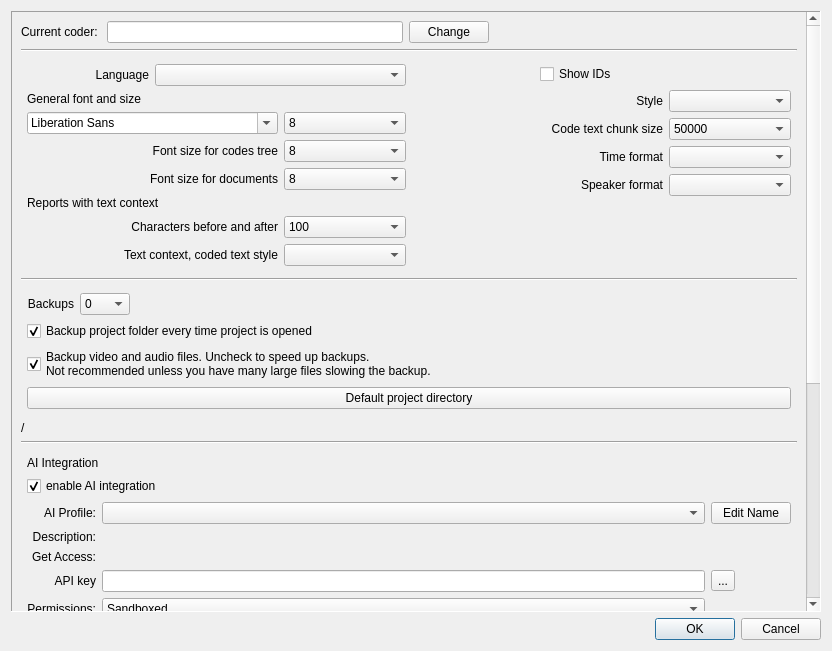
ccbogel/QualCoder, file src/GUI_UIs/ui_dialog_settings.ui: the form before one commit.
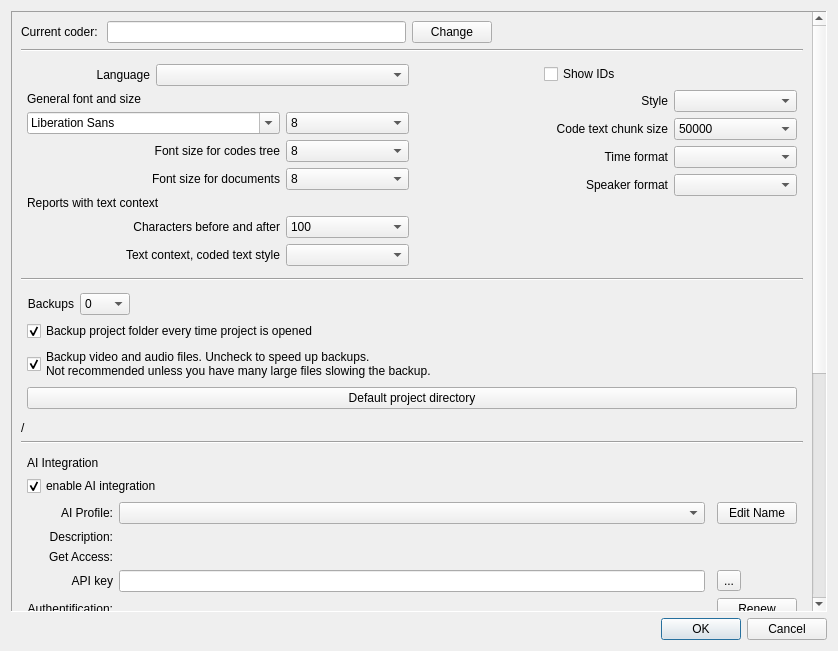
The form after the commit.

Commit message: Add ChatGPT OAuth support

Patch:
```diff
--- a/src/GUI_UIs/ui_dialog_settings.ui
+++ b/src/GUI_UIs/ui_dialog_settings.ui
@@ -6,7 +6,7 @@
    <rect>
     <x>0</x>
     <y>0</y>
-    <width>832</width>
+    <width>838</width>
     <height>651</height>
    </rect>
   </property>
@@ -44,9 +44,9 @@
       <property name="geometry">
        <rect>
         <x>0</x>
-        <y>0</y>
-        <width>791</width>
-        <height>1139</height>
+        <y>-473</y>
+        <width>806</width>
+        <height>1104</height>
        </rect>
       </property>
       <property name="sizePolicy">
@@ -769,77 +769,7 @@
                </property>
               </widget>
              </item>
-             <item row="4" column="0">
-              <widget class="QLabel" name="label_12">
-               <property name="text">
-                <string>Get Access:</string>
-               </property>
-               <property name="alignment">
-                <set>Qt::AlignmentFlag::AlignRight|Qt::AlignmentFlag::AlignTrailing|Qt::AlignmentFlag::AlignVCenter</set>
-               </property>
-              </widget>
-             </item>
-             <item row="3" column="0">
-              <widget class="QLabel" name="label_11">
-               <property name="text">
-                <string>Description:</string>
-               </property>
-               <property name="alignment">
-                <set>Qt::AlignmentFlag::AlignRight|Qt::AlignmentFlag::AlignTop|Qt::AlignmentFlag::AlignTrailing</set>
-               </property>
-              </widget>
-             </item>
-             <item row="3" column="1" colspan="2">
-              <widget class="QLabel" name="label_ai_model_desc">
-               <property name="sizePolicy">
-                <sizepolicy hsizetype="Fixed" vsizetype="Preferred">
-                 <horstretch>0</horstretch>
-                 <verstretch>0</verstretch>
-                </sizepolicy>
-               </property>
-               <property name="text">
-                <string/>
-               </property>
-              </widget>
-             </item>
-             <item row="4" column="1">
-              <widget class="QLabel" name="label_ai_access_info_url">
-               <property name="text">
-                <string/>
-               </property>
-               <property name="openExternalLinks">
-                <bool>true</bool>
-               </property>
-               <property name="textInteractionFlags">
-                <set>Qt::TextInteractionFlag::TextBrowserInteraction</set>
-               </property>
-              </widget>
-             </item>
-             <item row="0" column="1">
-              <widget class="QComboBox" name="comboBox_ai_profile">
-               <property name="editable">
-                <bool>false</bool>
-               </property>
-               <property name="insertPolicy">
-                <enum>QComboBox::InsertPolicy::NoInsert</enum>
-               </property>
-              </widget>
-             </item>
-             <item row="0" column="2">
-              <widget class="QPushButton" name="pushButton_ai_profile_edit">
-               <property name="text">
-                <string>Edit Name</string>
-               </property>
-              </widget>
-             </item>
-             <item row="5" column="1">
-              <widget class="QLineEdit" name="lineEdit_ai_api_key">
-               <property name="echoMode">
-                <enum>QLineEdit::EchoMode::PasswordEchoOnEdit</enum>
-               </property>
-              </widget>
-             </item>
-             <item row="5" column="2">
+             <item row="5" column="4">
               <widget class="QToolButton" name="toolButtonShowApiKey">
                <property name="text">
                 <string>...</string>
@@ -849,17 +779,24 @@
                </property>
               </widget>
              </item>
-             <item row="6" column="0">
-              <widget class="QLabel" name="label_2">
+             <item row="5" column="2">
+              <widget class="QLineEdit" name="lineEdit_ai_api_key">
+               <property name="echoMode">
+                <enum>QLineEdit::EchoMode::PasswordEchoOnEdit</enum>
+               </property>
+              </widget>
+             </item>
+             <item row="0" column="0">
+              <widget class="QLabel" name="label_10">
                <property name="text">
-                <string>Permissions:</string>
+                <string>AI Profile:</string>
                </property>
                <property name="alignment">
                 <set>Qt::AlignmentFlag::AlignRight|Qt::AlignmentFlag::AlignTrailing|Qt::AlignmentFlag::AlignVCenter</set>
                </property>
               </widget>
              </item>
-             <item row="6" column="1">
+             <item row="7" column="2">
               <widget class="QComboBox" name="comboBox_ai_permissions">
                <property name="toolTip">
                 <string>Define what the AI agent is allowed to do in your project:
@@ -887,16 +824,103 @@
                </item>
               </widget>
              </item>
-             <item row="0" column="0">
-              <widget class="QLabel" name="label_10">
+             <item row="0" column="2">
+              <widget class="QComboBox" name="comboBox_ai_profile">
+               <property name="editable">
+                <bool>false</bool>
+               </property>
+               <property name="insertPolicy">
+                <enum>QComboBox::InsertPolicy::NoInsert</enum>
+               </property>
+              </widget>
+             </item>
+             <item row="4" column="2">
+              <widget class="QLabel" name="label_ai_access_info_url">
                <property name="text">
-                <string>AI Profile:</string>
+                <string/>
                </property>
+               <property name="openExternalLinks">
+                <bool>true</bool>
+               </property>
+               <property name="textInteractionFlags">
+                <set>Qt::TextInteractionFlag::TextBrowserInteraction</set>
+               </property>
+              </widget>
+             </item>
+             <item row="7" column="0">
+              <widget class="QLabel" name="label_2">
+               <property name="text">
+                <string>Permissions:</string>
+               </property>
                <property name="alignment">
                 <set>Qt::AlignmentFlag::AlignRight|Qt::AlignmentFlag::AlignTrailing|Qt::AlignmentFlag::AlignVCenter</set>
                </property>
               </widget>
              </item>
+             <item row="3" column="2" colspan="3">
+              <widget class="QLabel" name="label_ai_model_desc">
+               <property name="sizePolicy">
+                <sizepolicy hsizetype="Fixed" vsizetype="Preferred">
+                 <horstretch>0</horstretch>
+                 <verstretch>0</verstretch>
+                </sizepolicy>
+               </property>
+               <property name="text">
+                <string/>
+               </property>
+              </widget>
+             </item>
+             <item row="4" column="0">
+              <widget class="QLabel" name="label_12">
+               <property name="text">
+                <string>Get Access:</string>
+               </property>
+               <property name="alignment">
+                <set>Qt::AlignmentFlag::AlignRight|Qt::AlignmentFlag::AlignTrailing|Qt::AlignmentFlag::AlignVCenter</set>
+               </property>
+              </widget>
+             </item>
+             <item row="0" column="4">
+              <widget class="QPushButton" name="pushButton_ai_profile_edit">
+               <property name="text">
+                <string>Edit Name</string>
+               </property>
+              </widget>
+             </item>
+             <item row="6" column="0">
+              <widget class="QLabel" name="label_auth">
+               <property name="text">
+                <string>Authentification:</string>
+               </property>
+               <property name="alignment">
+                <set>Qt::AlignmentFlag::AlignRight|Qt::AlignmentFlag::AlignTrailing|Qt::AlignmentFlag::AlignVCenter</set>
+               </property>
+              </widget>
+             </item>
+             <item row="3" column="0">
+              <widget class="QLabel" name="label_11">
+               <property name="text">
+                <string>Description:</string>
+               </property>
+               <property name="alignment">
+                <set>Qt::AlignmentFlag::AlignRight|Qt::AlignmentFlag::AlignTop|Qt::AlignmentFlag::AlignTrailing</set>
+               </property>
+              </widget>
+             </item>
+             <item row="6" column="2">
+              <widget class="QLabel" name="label_auth_result">
+               <property name="text">
+                <string/>
+               </property>
+              </widget>
+             </item>
+             <item row="6" column="4">
+              <widget class="QPushButton" name="pushButton_renew_auth">
+               <property name="text">
+                <string>Renew</string>
+               </property>
+              </widget>
+             </item>
             </layout>
            </widget>
           </item>
```
The commit also changes 4 other files.
